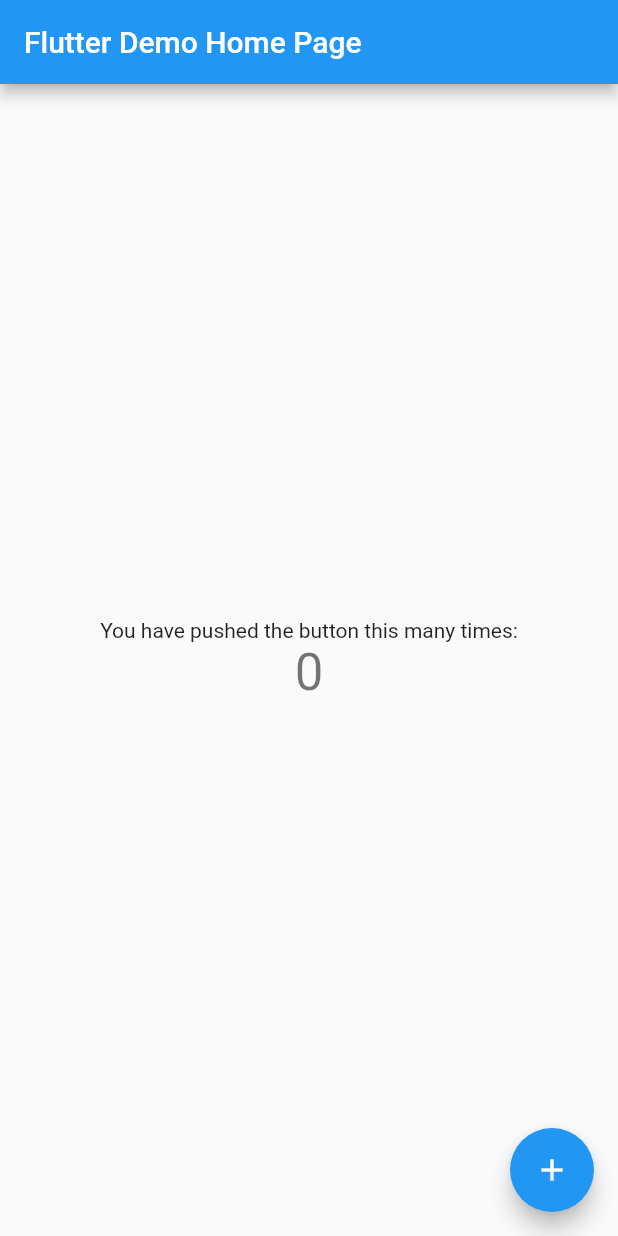
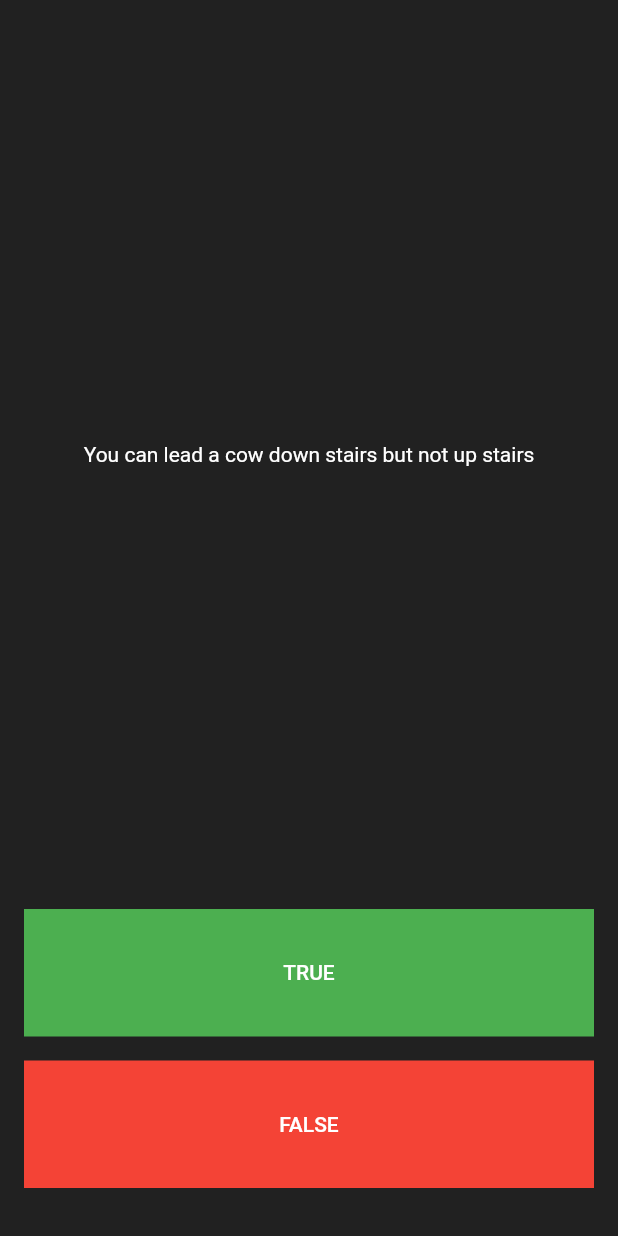
Before and after one commit to MSokkary94/quizzler_app, a Flutter app: the screen it shows after launch, on a phone screen of 412 x 824 dp. Run offline on Flutter 3.47's test engine with Material 2 defaults, Android fonts, the phone set to English and light mode, and no system bars.

Commit message:
Functional Version

```diff
--- /dev/null
+++ b/lib/app.dart
@@ -0,0 +1,14 @@
+import 'package:flutter/material.dart';
+import 'package:quizzler_app/quizPage.dart';
+
+class MyApp extends StatelessWidget {
+  const MyApp({Key? key}) : super(key: key);
+
+  @override
+  Widget build(BuildContext context) {
+    return MaterialApp(
+      debugShowCheckedModeBanner: false,
+      home: QuizPage(),
+    );
+  }
+}
--- /dev/null
+++ b/lib/constants.dart
@@ -0,0 +1 @@
+const double defaultPadding = 16;
--- a/lib/main.dart
+++ b/lib/main.dart
@@ -1,113 +1,6 @@
 import 'package:flutter/material.dart';
+import 'package:quizzler_app/app.dart';
 
 void main() {
   runApp(MyApp());
 }
-
-class MyApp extends StatelessWidget {
-  // This widget is the root of your application.
-  @override
-  Widget build(BuildContext context) {
-    return MaterialApp(
-      title: 'Flutter Demo',
-      theme: ThemeData(
-        // This is the theme of your application.
-        //
-        // Try running your application with "flutter run". You'll see the
-        // application has a blue toolbar. Then, without quitting the app, try
-        // changing the primarySwatch below to Colors.green and then invoke
-        // "hot reload" (press "r" in the console where you ran "flutter run",
-        // or simply save your changes to "hot reload" in a Flutter IDE).
-        // Notice that the counter didn't reset back to zero; the application
-        // is not restarted.
-        primarySwatch: Colors.blue,
-      ),
-      home: MyHomePage(title: 'Flutter Demo Home Page'),
-    );
-  }
-}
-
-class MyHomePage extends StatefulWidget {
-  MyHomePage({Key? key, required this.title}) : super(key: key);
-
-  // This widget is the home page of your application. It is stateful, meaning
-  // that it has a State object (defined below) that contains fields that affect
-  // how it looks.
-
-  // This class is the configuration for the state. It holds the values (in this
-  // case the title) provided by the parent (in this case the App widget) and
-  // used by the build method of the State. Fields in a Widget subclass are
-  // always marked "final".
-
-  final String title;
-
-  @override
-  _MyHomePageState createState() => _MyHomePageState();
-}
-
-class _MyHomePageState extends State<MyHomePage> {
-  int _counter = 0;
-
-  void _incrementCounter() {
-    setState(() {
-      // This call to setState tells the Flutter framework that something has
-      // changed in this State, which causes it to rerun the build method below
-      // so that the display can reflect the updated values. If we changed
-      // _counter without calling setState(), then the build method would not be
-      // called again, and so nothing would appear to happen.
-      _counter++;
-    });
-  }
-
-  @override
-  Widget build(BuildContext context) {
-    // This method is rerun every time setState is called, for instance as done
-    // by the _incrementCounter method above.
-    //
-    // The Flutter framework has been optimized to make rerunning build methods
-    // fast, so that you can just rebuild anything that needs updating rather
-    // than having to individually change instances of widgets.
-    return Scaffold(
-      appBar: AppBar(
-        // Here we take the value from the MyHomePage object that was created by
-        // the App.build method, and use it to set our appbar title.
-        title: Text(widget.title),
-      ),
-      body: Center(
-        // Center is a layout widget. It takes a single child and positions it
-        // in the middle of the parent.
-        child: Column(
-          // Column is also a layout widget. It takes a list of children and
-          // arranges them vertically. By default, it sizes itself to fit its
-          // children horizontally, and tries to be as tall as its parent.
-          //
-          // Invoke "debug painting" (press "p" in the console, choose the
-          // "Toggle Debug Paint" action from the Flutter Inspector in Android
-          // Studio, or the "Toggle Debug Paint" command in Visual Studio Code)
-          // to see the wireframe for each widget.
-          //
-          // Column has various properties to control how it sizes itself and
-          // how it positions its children. Here we use mainAxisAlignment to
-          // center the children vertically; the main axis here is the vertical
-          // axis because Columns are vertical (the cross axis would be
-          // horizontal).
-          mainAxisAlignment: MainAxisAlignment.center,
-          children: <Widget>[
-            Text(
-              'You have pushed the button this many times:',
-            ),
-            Text(
-              '$_counter',
-              style: Theme.of(context).textTheme.headline4,
-            ),
-          ],
-        ),
-      ),
-      floatingActionButton: FloatingActionButton(
-        onPressed: _incrementCounter,
-        tooltip: 'Increment',
-        child: Icon(Icons.add),
-      ), // This trailing comma makes auto-formatting nicer for build methods.
-    );
-  }
-}
--- /dev/null
+++ b/lib/quizPage.dart
@@ -0,0 +1,96 @@
+import 'package:flutter/material.dart';
+import 'package:quizzler_app/constants.dart';
+import 'package:quizzler_app/quizzlerBrain.dart';
+
+class QuizPage extends StatefulWidget {
+  const QuizPage({Key? key}) : super(key: key);
+
+  @override
+  _QuizPageState createState() => _QuizPageState();
+}
+
+class _QuizPageState extends State<QuizPage> {
+  QuizzlerBrain quizBrain = QuizzlerBrain();
+
+  @override
+  void initState() {
+    super.initState();
+  }
+
+  @override
+  Widget build(BuildContext context) {
+    return Scaffold(
+        backgroundColor: Colors.grey[900],
+        body: Column(
+          children: [
+            Expanded(
+              flex: 6,
+              child: Center(
+                child: Container(
+                  margin: EdgeInsets.all(defaultPadding),
+                  child: Text(
+                    quizBrain.getQuestion(),
+                    textAlign: TextAlign.center,
+                    style: TextStyle(color: Colors.white),
+                  ),
+                ),
+              ),
+            ),
+            Expanded(
+                child: Container(
+              margin: EdgeInsets.only(
+                  bottom: defaultPadding,
+                  left: defaultPadding,
+                  right: defaultPadding),
+              width: double.infinity,
+              color: Colors.green,
+              child: TextButton(
+                onPressed: () {
+                  setState(() {
+                    quizBrain.checkAnswer(true);
+                    quizBrain.nextQuestion();
+                  });
+                },
+                child: Container(
+                  margin: EdgeInsets.symmetric(
+                      horizontal: defaultPadding, vertical: defaultPadding),
+                  child: Text(
+                    "TRUE",
+                    style: TextStyle(color: Colors.white),
+                  ),
+                ),
+              ),
+            )),
+            Expanded(
+                child: Container(
+              margin: EdgeInsets.only(
+                  bottom: defaultPadding,
+                  left: defaultPadding,
+                  right: defaultPadding),
+              width: double.infinity,
+              color: Colors.red,
+              child: TextButton(
+                onPressed: () {
+                  setState(() {
+                    quizBrain.checkAnswer(false);
+                    quizBrain.nextQuestion();
+                  });
+                },
+                child: Container(
+                  margin: EdgeInsets.symmetric(
+                      horizontal: defaultPadding, vertical: defaultPadding),
+                  child: Text(
+                    "FALSE",
+                    style: TextStyle(color: Colors.white),
+                  ),
+                ),
+              ),
+            )),
+            Container(
+              margin: EdgeInsets.all(defaultPadding / 2),
+              child: Row(children: quizBrain.getScores()),
+            )
+          ],
+        ));
+  }
+}
--- /dev/null
+++ b/lib/quizzlerBrain.dart
@@ -0,0 +1,68 @@
+import 'package:flutter/material.dart';
+
+class QuestionData {
+  String question = "";
+  bool answer = false;
+  QuestionData(this.question, this.answer);
+}
+
+class QuizzlerBrain {
+  int _questionNumber = 0;
+  List<Widget> _scores = [];
+  List<QuestionData> _questions = [
+    QuestionData("You can lead a cow down stairs but not up stairs", true),
+    QuestionData(
+        "Approximately one quarter of human bones are in the feet", false),
+    QuestionData("A slug\'s blood is green.", false),
+  ];
+
+  getQuestion() {
+    return _questions[_questionNumber].question;
+  }
+
+  checkAnswer(userChoice) {
+    if (userChoice == _questions[_questionNumber].answer) {
+      _scores.add(CorrectAnswer());
+    } else {
+      _scores.add(WrongAnswer());
+    }
+  }
+
+  getScores() {
+    return _scores;
+  }
+
+  nextQuestion() {
+    if (_questionNumber < _questions.length - 1) {
+      _questionNumber++;
+    }
+  }
+}
+
+class WrongAnswer extends StatelessWidget {
+  const WrongAnswer({
+    Key? key,
+  }) : super(key: key);
+
+  @override
+  Widget build(BuildContext context) {
+    return Icon(
+      Icons.close,
+      color: Colors.red,
+    );
+  }
+}
+
+class CorrectAnswer extends StatelessWidget {
+  const CorrectAnswer({
+    Key? key,
+  }) : super(key: key);
+
+  @override
+  Widget build(BuildContext context) {
+    return Icon(
+      Icons.check,
+      color: Colors.green,
+    );
+  }
+}
```
Also changed, not shown: 1 other file.
